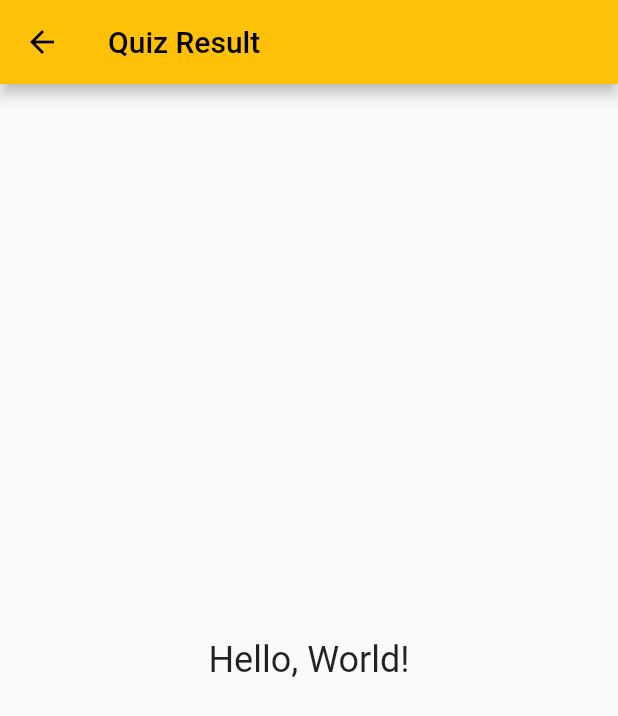
After one commit to kaimatzu/LessonLab, a Flutter app: the QuizResult screen opened by its route, on a phone screen of 412 x 824 dp. The commit adds this screen. Shown: the top 716 px of the screen. Run offline on Flutter 3.47's test engine with Material 2 defaults, Android fonts, the phone set to English and light mode, and no system bars; missing offline and left inert: rinf; generated files the repository leaves out were written again.

Commit message:
Merge remote changes into local branch

```diff
--- a/lib/main.dart
+++ b/lib/main.dart
@@ -22,6 +22,5 @@ void main() async {
   // SettingsView.
   runApp(ChangeNotifierProvider(
       create: (context) => OverlayProvider(),
-      child: MyApp(settingsController: settingsController)
-    ));
+      child: MyApp(settingsController: settingsController)));
 }
--- a/lib/src/app.dart
+++ b/lib/src/app.dart
@@ -1,4 +1,5 @@
 import 'package:flutter/material.dart';
+import 'package:lessonlab/src/lessonlab_modules/results/results.dart';
 import 'package:provider/provider.dart';
 import 'package:flutter_gen/gen_l10n/app_localizations.dart';
 import 'package:flutter_localizations/flutter_localizations.dart';
@@ -75,6 +76,8 @@ class MyApp extends StatelessWidget {
             return FadePageRoute(
             builder: (BuildContext context) {
               switch (routeSettings.name) {
+                case '/Result':
+                  return const QuizResult();
                 case '/settings':
                   return SettingsView(controller: settingsController);
                 case '/menu':
--- /dev/null
+++ b/lib/src/lessonlab_modules/results/results.dart
@@ -0,0 +1,22 @@
+import 'package:flutter/material.dart';
+
+class QuizResult extends StatelessWidget {
+  const QuizResult({Key? key}) : super(key: key);
+
+  static const  routenName = '/Result';
+
+  @override
+  Widget build(BuildContext context) {
+    return Scaffold(
+      appBar: AppBar(
+        title: Text('Quiz Result'),
+      ),
+      body: const Center(
+        child: Text(
+          'Hello, World!',
+          style: TextStyle(fontSize: 24),
+        ),
+      ),
+    );
+  }
+}
```
Also changed, not shown: lib/src/lessonlab_modules/results/placeholder.dart (deleted), 5 other files.
